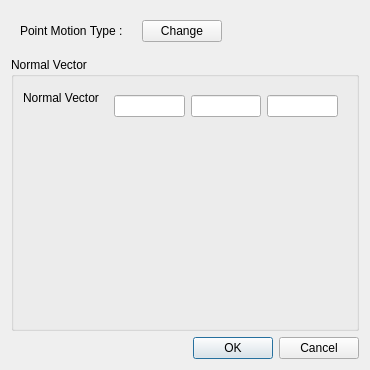
First picture: the form in baramFlow/view/setup/dynamic_mesh/moving_boundary/point_motion_dialog.ui, repository xupeiwust/baram, before the edit.
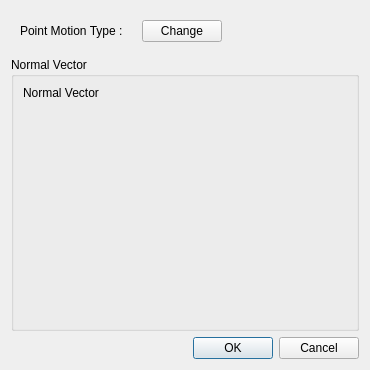
Second picture: the form after the edit. The open tabs and pages were chosen to show the change. Custom widgets are drawn as their Qt base class.

Commit message: Vector is used for vector inputs

```diff
--- a/baramFlow/view/setup/dynamic_mesh/moving_boundary/point_motion_dialog.ui
+++ b/baramFlow/view/setup/dynamic_mesh/moving_boundary/point_motion_dialog.ui
@@ -91,19 +91,7 @@
            </widget>
           </item>
           <item row="0" column="1">
-           <widget class="QWidget" name="normalVectorWidget" native="true">
-            <layout class="QHBoxLayout" name="normalVectorLayout">
-             <item>
-              <widget class="QLineEdit" name="normalX"/>
-             </item>
-             <item>
-              <widget class="QLineEdit" name="normalY"/>
-             </item>
-             <item>
-              <widget class="QLineEdit" name="normalZ"/>
-             </item>
-            </layout>
-           </widget>
+           <widget class="VectorWidget" name="normal"/>
           </item>
          </layout>
         </widget>
@@ -218,6 +206,13 @@
    </item>
   </layout>
  </widget>
+ <customwidgets>
+  <customwidget>
+   <class>VectorWidget</class>
+   <extends>QWidget</extends>
+   <header>baramFlow.view.widgets.vector_widget</header>
+  </customwidget>
+ </customwidgets>
  <resources/>
  <connections/>
 </ui>
```
The commit also changes 26 other files.
